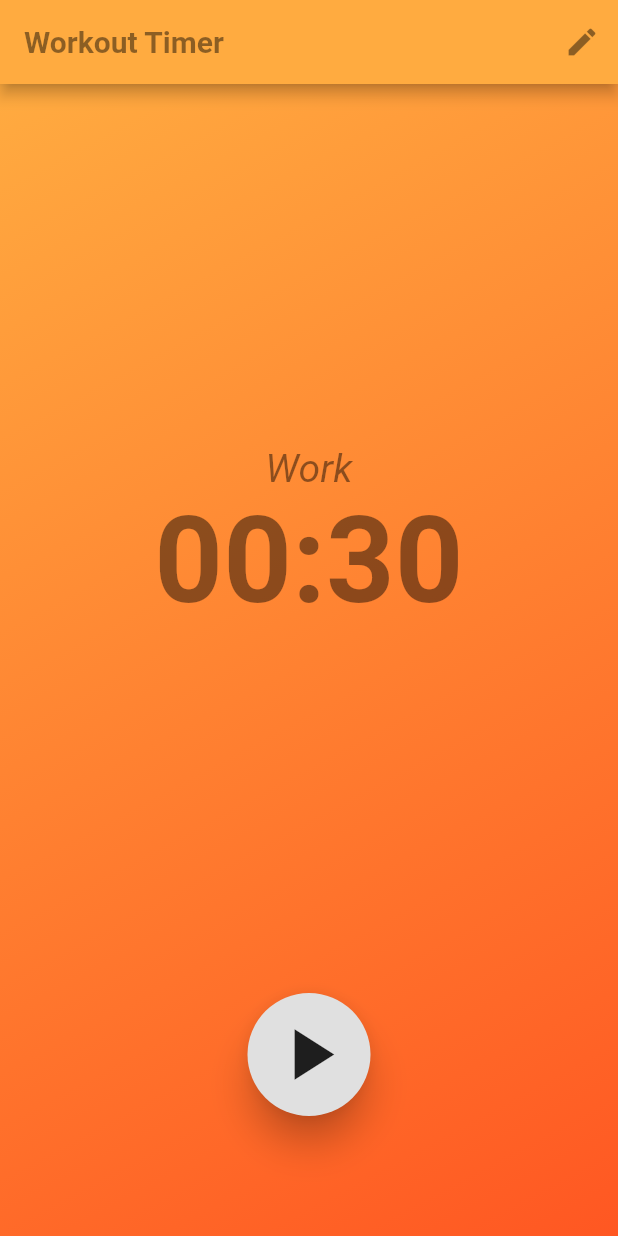
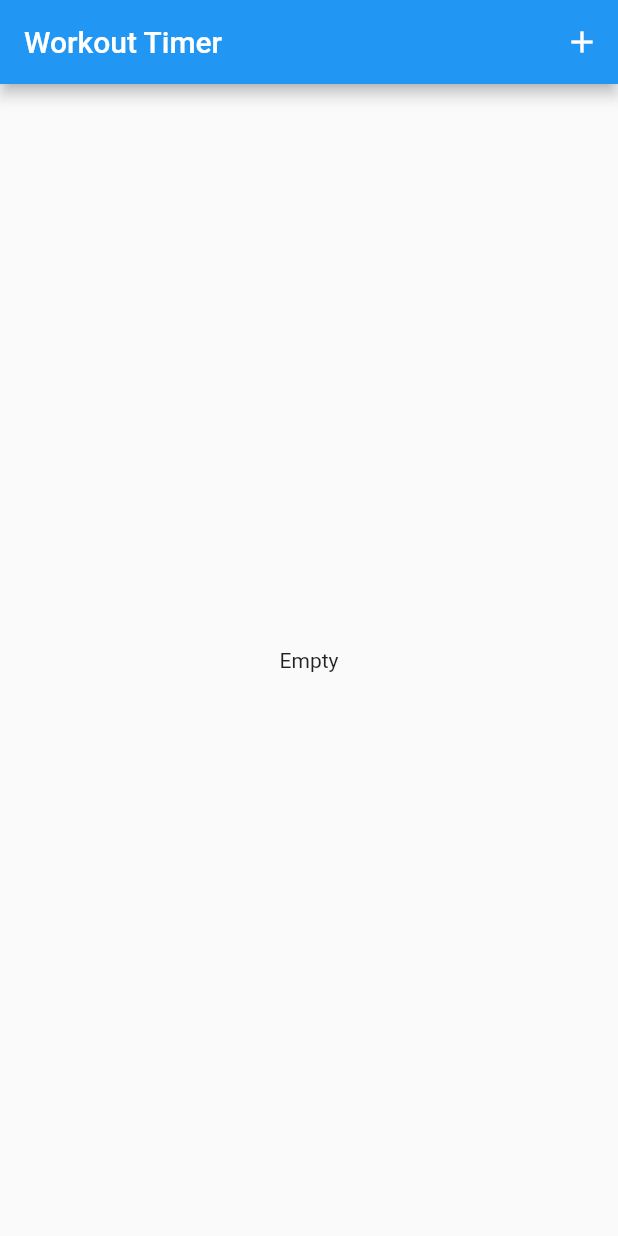
Before and after one commit to rodwanb/workout_timer, a Flutter app: the screen it shows after launch, on a phone screen of 412 x 824 dp. Run offline on Flutter 3.47's test engine with Material 2 defaults, Android fonts, the phone set to English and light mode, and no system bars.

Commit message:
Added empty home screen

```diff
--- a/lib/main.dart
+++ b/lib/main.dart
@@ -1,6 +1,7 @@
 import 'package:flutter/material.dart';
 import 'package:provider/provider.dart';
 import 'package:workouttimer/models/time.dart';
+import 'package:workouttimer/screens/home_screen.dart';
 import 'package:workouttimer/screens/play_workout_screen.dart';
 
 void main() => runApp(MyApp());
@@ -13,10 +14,10 @@ class MyApp extends StatelessWidget {
       theme: ThemeData(
         primarySwatch: Colors.blue,
       ),
-      home: ChangeNotifierProvider(
-        create: (_) => Time(duration: 30),
-        child: PlayWorkoutScreen(),
-      ),
+      initialRoute: '/',
+      routes: {
+        '/': (_) => HomeScreen()
+      },
     );
   }
 }
--- /dev/null
+++ b/lib/screens/home_screen.dart
@@ -0,0 +1,21 @@
+import 'package:flutter/material.dart';
+
+class HomeScreen extends StatelessWidget {
+  @override
+  Widget build(BuildContext context) {
+    return Scaffold(
+      appBar: AppBar(
+        title: const Text('Workout Timer'),
+        actions: <Widget>[
+          IconButton(
+            icon: Icon(Icons.add),
+            onPressed: () {},
+          )
+        ],
+      ),
+      body: Center(
+        child: const Text("Empty"),
+      ),
+    );
+  }
+}
```
